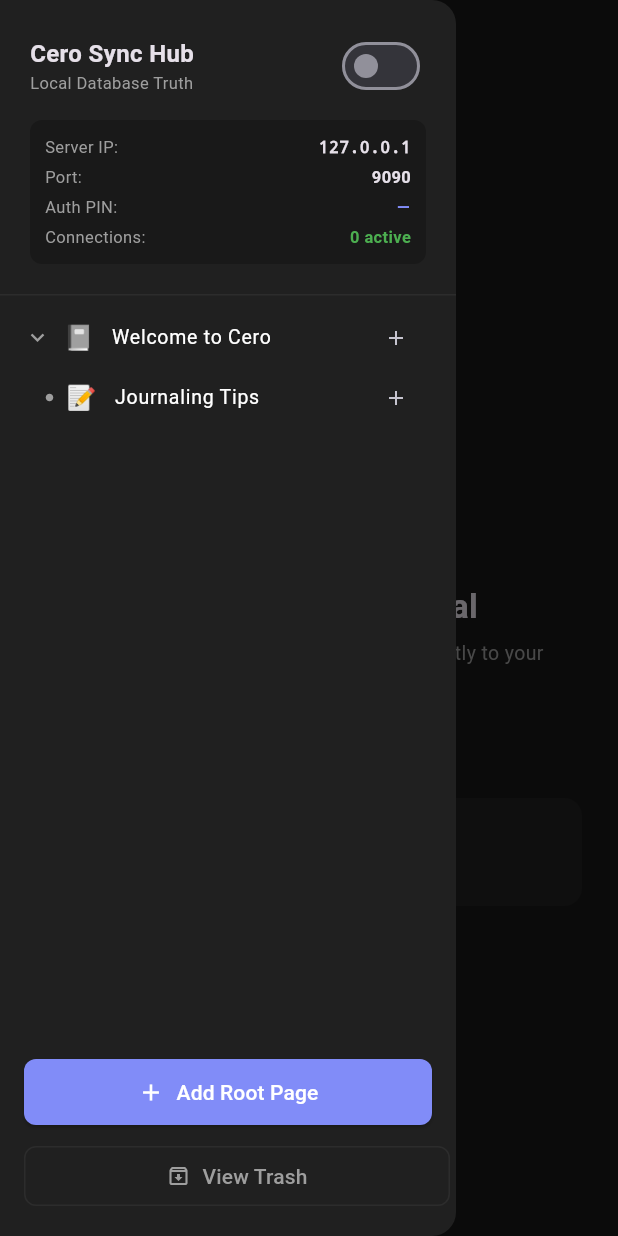
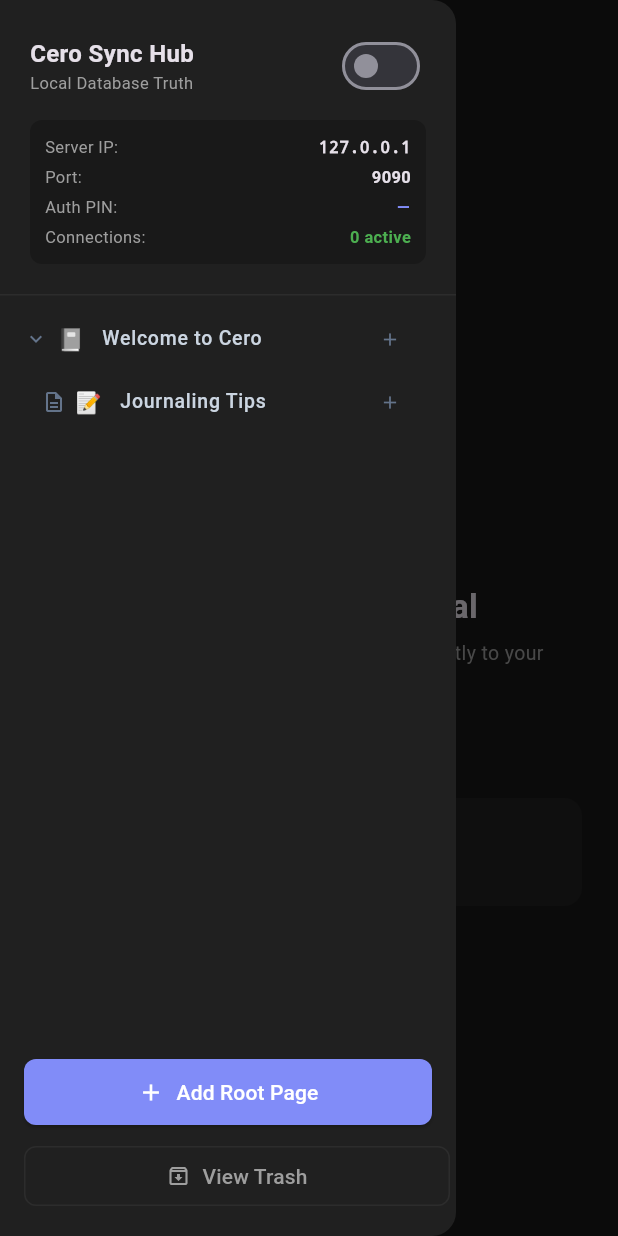
Before and after one commit to JohnEsleyer/Cero, a Flutter app: the screen it shows after launch, in the side drawer, after a tap on the "keyboard arrow right" icon, on a phone screen of 412 x 824 dp. Run offline on Flutter 3.47's test engine with Material 3 defaults, Android fonts, the phone set to English and light mode, and no system bars; our stand-ins replace flutter_markdown, sqflite_common_ffi; accounts and stored records are empty.

Commit message:
Real-time sync, Obsidian sidebar, breadcrumbs, empty screens, side pages redesign
- Add notifyListeners() in all card CRUD handlers for real-time UI sync
- Obsidian-style nested tree in left sidebar (description icons, indentation)
- Dynamic breadcrumb path in AppBar (Parent / Child / Current)
- Side pages as context-only (filtered from sidebar, right drawer)
- Side pages icon changed to view_sidebar_outlined
- Proper empty page screen with markdown/image/link shortcuts
- Bypass revision checks on remote updates for instant sync

```diff
--- a/lib/main.dart
+++ b/lib/main.dart
@@ -24,8 +24,8 @@ class MyApp extends StatelessWidget {
       title: 'Cero Journal',
       debugShowCheckedModeBanner: false,
       theme: ThemeData.dark().copyWith(
-        scaffoldBackgroundColor: const Color(0xFF191919), // Notion Dark
-        primaryColor: const Color(0xFF818CF8), // Soft Violet
+        scaffoldBackgroundColor: const Color(0xFF191919),
+        primaryColor: const Color(0xFF818CF8),
         colorScheme: ColorScheme.fromSeed(
           seedColor: const Color(0xFF818CF8),
           brightness: Brightness.dark,
@@ -59,26 +59,15 @@ class MainJournalScreen extends StatefulWidget {
 class _MainJournalScreenState extends State<MainJournalScreen> {
   late final ServerService _serverService;
 
-  // Selected page state
   DbPage? _selectedPage;
-
-  // Navigation State
   final Set<String> _expandedPageIds = {};
   bool _showArchived = false;
   List<DbPage> _archivedPages = [];
   final List<String> _navigationHistory = [];
-
-  // Text Editing Controllers
   final TextEditingController _titleController = TextEditingController();
   final FocusNode _titleFocusNode = FocusNode();
-
-  // Card state for current page
   List<models.Card> _pageCards = [];
-
-  // Side pages (contextual pages for current page)
   List<DbPage> _sidePages = [];
-
-  // Debounce timer for save operations
   Timer? _saveDebounceTimer;
 
   final List<String> _curatedEmojis = [
@@ -116,12 +105,12 @@ class _MainJournalScreenState extends State<MainJournalScreen> {
             _selectedPage = null;
             _navigationHistory.clear();
             _pageCards = [];
-          } else if (updatedPage.revision > _selectedPage!.revision) {
+          } else {
             _selectedPage = updatedPage;
             if (!_titleFocusNode.hasFocus) {
               _titleController.text = updatedPage.title;
+            }
             _loadCardsForPage(updatedPage.id);
-            }
           }
         }
 
@@ -176,7 +165,7 @@ class _MainJournalScreenState extends State<MainJournalScreen> {
               _serverService.approvePendingClient(index);
               Navigator.pop(ctx);
             },
-            style: ElevatedButton.styleFrom(backgroundColor: Color(0xFF818CF8)),
+            style: ElevatedButton.styleFrom(backgroundColor: const Color(0xFF818CF8)),
             child: const Text('Allow'),
           ),
         ],
@@ -202,7 +191,6 @@ class _MainJournalScreenState extends State<MainJournalScreen> {
   void _goBack() {
     while (_navigationHistory.isNotEmpty) {
       final prevId = _navigationHistory.removeLast();
-      // Check if page still exists and is not archived
       final exists = _serverService.pages.any((p) => p.id == prevId);
       if (exists) {
         final prevPage = _serverService.pages.firstWhere((p) => p.id == prevId);
@@ -231,7 +219,6 @@ class _MainJournalScreenState extends State<MainJournalScreen> {
   void _saveCurrentPage() {
     if (_selectedPage == null) return;
 
-    // Debounce: cancel any pending save and restart timer
     _saveDebounceTimer?.cancel();
     _saveDebounceTimer = Timer(const Duration(milliseconds: 500), () {
       _flushPendingSave();
@@ -252,7 +239,6 @@ class _MainJournalScreenState extends State<MainJournalScreen> {
       emoji: '📝',
     );
 
-    // Create the first markdown card for the new page
     final newPage = _serverService.pages.last;
     await _serverService.addCard(
       pageId: newPage.id,
@@ -324,7 +310,7 @@ class _MainJournalScreenState extends State<MainJournalScreen> {
                 onTap: () => Navigator.pop(ctx, ''),
               ),
               ...allPages
-                .where((p) => p.id != currentPage.id)
+                .where((p) => p.id != currentPage.id && p.relationType != 'sidepage')
                 .map((page) => ListTile(
                   dense: true,
                   leading: Text(page.emoji, style: const TextStyle(fontSize: 16)),
@@ -403,6 +389,115 @@ class _MainJournalScreenState extends State<MainJournalScreen> {
     );
   }
 
+  List<DbPage> _getPagePath(DbPage? page) {
+    if (page == null) return [];
+    final List<DbPage> path = [page];
+    String? parentId = page.parentId;
+    int depth = 0;
+    while (parentId != null && depth < 20) {
+      final pid = parentId;
+      final parents = _serverService.pages.where((p) => p.id == pid).toList();
+      if (parents.isNotEmpty) {
+        final parent = parents.first;
+        path.insert(0, parent);
+        parentId = parent.parentId;
+      } else {
+        break;
+      }
+      depth++;
+    }
+    return path;
+  }
+
+  Widget _buildAppBarTitle() {
+    if (_selectedPage == null) {
+      return Row(
+        children: [
+          const Text(
+            'Cero',
+            style: TextStyle(fontWeight: FontWeight.bold, letterSpacing: -0.5),
+          ),
+          const SizedBox(width: 8),
+          _buildLinkIndicator(),
+        ],
+      );
+    }
+
+    final path = _getPagePath(_selectedPage);
+    return Column(
+      crossAxisAlignment: CrossAxisAlignment.start,
+      mainAxisSize: MainAxisSize.min,
+      children: [
+        SingleChildScrollView(
+          scrollDirection: Axis.horizontal,
+          child: Row(
+            children: path.asMap().entries.map((entry) {
+              final index = entry.key;
+              final page = entry.value;
+              final isLast = index == path.length - 1;
+
+              return Row(
+                mainAxisSize: MainAxisSize.min,
+                children: [
+                  if (index > 0)
+                    const Padding(
+                      padding: EdgeInsets.symmetric(horizontal: 4.0),
+                      child: Text(
+                        '/',
+                        style: TextStyle(fontSize: 10, color: Colors.grey),
+                      ),
+                    ),
+                  Text(
+                    '${page.emoji} ${page.title.isEmpty ? 'Untitled' : page.title}',
+                    style: TextStyle(
+                      fontSize: 10,
+                      color: isLast ? const Color(0xFF818CF8) : Colors.grey,
+                      fontWeight: isLast ? FontWeight.bold : FontWeight.normal,
+                    ),
+                  ),
+                ],
+              );
+            }).toList(),
+          ),
+        ),
+        const SizedBox(height: 2),
+        Row(
+          children: [
+            Expanded(
+              child: Text(
+                _selectedPage!.title.isEmpty ? 'Untitled' : _selectedPage!.title,
+                style: const TextStyle(fontSize: 15, fontWeight: FontWeight.bold),
+                overflow: TextOverflow.ellipsis,
+              ),
+            ),
+            const SizedBox(width: 8),
+            _buildLinkIndicator(),
+          ],
+        ),
+      ],
+    );
+  }
+
+  Widget _buildLinkIndicator() {
+    return Container(
+      padding: const EdgeInsets.symmetric(horizontal: 5, vertical: 1.5),
+      decoration: BoxDecoration(
+        color: _serverService.isRunning
+            ? Colors.green.withValues(alpha: 0.1)
+            : Colors.grey.withValues(alpha: 0.1),
+        borderRadius: BorderRadius.circular(4),
+      ),
+      child: Text(
+        _serverService.isRunning ? 'LINK ON' : 'LINK OFF',
+        style: TextStyle(
+          fontSize: 8,
+          fontWeight: FontWeight.bold,
+          color: _serverService.isRunning ? Colors.green : Colors.grey,
+        ),
+      ),
+    );
+  }
+
   @override
   Widget build(BuildContext context) {
     final allPages = _serverService.pages;
@@ -417,47 +512,20 @@ class _MainJournalScreenState extends State<MainJournalScreen> {
                 onPressed: _goBack,
               )
             : null,
-        title: Row(
-          children: [
-            const Text(
-              'Cero',
-              style: TextStyle(fontWeight: FontWeight.bold, letterSpacing: -0.5),
-            ),
-            const SizedBox(width: 8),
-            Container(
-              padding: const EdgeInsets.symmetric(horizontal: 6, vertical: 2),
-              decoration: BoxDecoration(
-                color: _serverService.isRunning
-                    ? Colors.green.withOpacity(0.1)
-                    : Colors.grey.withOpacity(0.1),
-                borderRadius: BorderRadius.circular(4),
-              ),
-              child: Text(
-                _serverService.isRunning ? 'LINK ON' : 'LINK OFF',
-                style: TextStyle(
-                  fontSize: 10,
-                  fontWeight: FontWeight.bold,
-                  color: _serverService.isRunning ? Colors.green : Colors.grey,
-                ),
-              ),
-            ),
-          ],
-        ),
+        title: _buildAppBarTitle(),
         backgroundColor: const Color(0xFF191919),
         elevation: 0,
         actions: [
           if (_selectedPage != null) ...[
-            // Button to toggle the right context pages drawer
             Builder(
               builder: (context) => IconButton(
-                icon: const Icon(Icons.open_in_new),
+                icon: const Icon(Icons.view_sidebar_outlined),
                 tooltip: 'Context Pages',
                 onPressed: () {
                   Scaffold.of(context).openEndDrawer();
                 },
               ),
             ),
-            // Options Dropdown
             PopupMenuButton<String>(
               onSelected: (value) async {
                 if (value == 'delete') {
@@ -468,7 +536,7 @@ class _MainJournalScreenState extends State<MainJournalScreen> {
                   _createSubpage(_selectedPage!.id, relationType: 'sidepage');
                 } else if (value == 'move') {
                   _showMoveDialog();
-                } else                 if (value == 'close') {
+                } else if (value == 'close') {
                   setState(() {
                     _selectedPage = null;
                     _navigationHistory.clear();
@@ -545,10 +613,7 @@ class _MainJournalScreenState extends State<MainJournalScreen> {
         child: Column(
           crossAxisAlignment: CrossAxisAlignment.stretch,
           children: [
-            // Header with Sync Control
             _buildDrawerHeader(),
-
-            // Nested Pages List (or Archived Pages)
             Expanded(
               child: ListView(
                 padding: const EdgeInsets.symmetric(vertical: 8),
@@ -557,8 +622,6 @@ class _MainJournalScreenState extends State<MainJournalScreen> {
                     : rootPages.map((page) => _buildPageTreeNode(page, allPages, 0)).toList(),
               ),
             ),
-
-            // Sidebar Footer Actions
             Padding(
               padding: const EdgeInsets.fromLTRB(16, 8, 16, 4),
               child: ElevatedButton.icon(
@@ -605,7 +668,6 @@ class _MainJournalScreenState extends State<MainJournalScreen> {
     );
   }
 
-  // Right sidebar drawer showing a vertical list of subpages scrollable up to bottom
   Widget _buildSubpagesEndDrawer() {
     if (_selectedPage == null) return const SizedBox();
 
@@ -616,7 +678,6 @@ class _MainJournalScreenState extends State<MainJournalScreen> {
         child: Column(
           crossAxisAlignment: CrossAxisAlignment.stretch,
           children: [
-            // Header
             Container(
               padding: const EdgeInsets.all(14),
               decoration: const BoxDecoration(
@@ -638,8 +699,6 @@ class _MainJournalScreenState extends State<MainJournalScreen> {
                 ],
               ),
             ),
-
-            // Side pages list
             Expanded(
               child: _sidePages.isEmpty
                   ? const Center(
@@ -683,8 +742,6 @@ class _MainJournalScreenState extends State<MainJournalScreen> {
                       },
                     ),
             ),
-
-            // Add side page button
             Padding(
               padding: const EdgeInsets.all(12),
               child: OutlinedButton.icon(
@@ -814,13 +871,22 @@ class _MainJournalScreenState extends State<MainJournalScreen> {
     final isSelected = _selectedPage?.id == page.id;
 
     return Column(
+      crossAxisAlignment: CrossAxisAlignment.stretch,
       children: [
         Padding(
-          padding: EdgeInsets.only(left: depth * 14.0),
+          padding: EdgeInsets.only(left: depth * 12.0),
+          child: Container(
+            margin: const EdgeInsets.symmetric(horizontal: 8, vertical: 1),
+            decoration: BoxDecoration(
+              color: isSelected
+                  ? const Color(0xFF818CF8).withValues(alpha: 0.1)
+                  : Colors.transparent,
+              borderRadius: BorderRadius.circular(6),
+            ),
             child: ListTile(
               dense: true,
               visualDensity: VisualDensity.compact,
-            contentPadding: const EdgeInsets.symmetric(horizontal: 16),
+              contentPadding: const EdgeInsets.only(left: 8, right: 12),
               leading: Row(
                 mainAxisSize: MainAxisSize.min,
                 children: [
@@ -837,36 +903,40 @@ class _MainJournalScreenState extends State<MainJournalScreen> {
                     child: Icon(
                       hasChildren
                           ? (isExpanded ? Icons.keyboard_arrow_down : Icons.keyboard_arrow_right)
-                        : Icons.circle,
-                    size: hasChildren ? 18 : 6,
-                    color: Colors.grey,
+                          : Icons.description_outlined,
+                      size: 16,
+                      color: isSelected ? const Color(0xFF818CF8) : const Color(0xFF64748B),
                     ),
                   ),
-                const SizedBox(width: 8),
-                Text(page.emoji, style: const TextStyle(fontSize: 16)),
+                  const SizedBox(width: 6),
+                  Text(page.emoji, style: const TextStyle(fontSize: 14)),
                 ],
               ),
               title: Text(
                 page.title.isEmpty ? 'Untitled' : page.title,
                 style: TextStyle(
-                fontWeight: isSelected ? FontWeight.bold : FontWeight.normal,
-                color: isSelected ? const Color(0xFF818CF8) : Colors.white,
+                  fontSize: 13,
+                  fontWeight: isSelected ? FontWeight.w600 : FontWeight.w500,
+                  color: isSelected ? const Color(0xFF818CF8) : const Color(0xFFCBD5E1),
                 ),
                 overflow: TextOverflow.ellipsis,
               ),
               trailing: IconButton(
-              icon: const Icon(Icons.add, size: 16),
+                icon: const Icon(Icons.add, size: 14, color: Color(0xFF64748B)),
                 tooltip: 'Add subpage',
+                padding: EdgeInsets.zero,
+                constraints: const BoxConstraints(),
                 onPressed: () => _createSubpage(page.id),
               ),
               onTap: () {
-              Navigator.pop(context); // Close Drawer
+                Navigator.pop(context);
                 _selectPage(page);
               },
             ),
           ),
+        ),
         if (hasChildren && isExpanded)
-          ...children.map((child) => _buildPageTreeNode(child, allPages, depth + 1)).toList(),
+          ...children.map((child) => _buildPageTreeNode(child, allPages, depth + 1)),
       ],
     );
   }
@@ -1031,7 +1101,6 @@ class _MainJournalScreenState extends State<MainJournalScreen> {
     return Column(
       crossAxisAlignment: CrossAxisAlignment.stretch,
       children: [
-        // Page Header (Emoji + Title)
         Container(
           padding: const EdgeInsets.fromLTRB(20, 16, 20, 8),
           child: Row(
@@ -1041,7 +1110,7 @@ class _MainJournalScreenState extends State<MainJournalScreen> {
                 child: Container(
                   padding: const EdgeInsets.all(6),
                   decoration: BoxDecoration(
-                    color: Colors.white.withOpacity(0.03),
+                    color: Colors.white.withValues(alpha: 0.03),
                     borderRadius: BorderRadius.circular(8),
                   ),
                   child: Text(
@@ -1070,8 +1139,6 @@ class _MainJournalScreenState extends State<MainJournalScreen> {
             ],
           ),
         ),
-
-        // Card Column
         Expanded(
           child: CardColumn(
             cards: _pageCards,
--- a/lib/services/server_service.dart
+++ b/lib/services/server_service.dart
@@ -683,6 +683,7 @@ class ServerService extends ChangeNotifier {
         'type': 'add_card',
         'item': card.toMap(),
       });
+      notifyListeners();
     } catch (e) {
       debugPrint('Error inserting card: $e');
     }
@@ -711,6 +712,7 @@ class ServerService extends ChangeNotifier {
         'type': 'update_card',
         'item': card.toMap(),
       });
+      notifyListeners();
     } catch (e) {
       debugPrint('Error updating card: $e');
     }
@@ -729,7 +731,6 @@ class ServerService extends ChangeNotifier {
 
   Future<void> _deleteCard(String cardId, {required bool fromRemote}) async {
     try {
-      // Look up page_id before deleting so we can include it in the broadcast
       final card = await _dbService.getCard(cardId);
       final pageId = card?.pageId ?? '';
 
@@ -740,6 +741,7 @@ class ServerService extends ChangeNotifier {
         'id': cardId,
         'page_id': pageId,
       });
+      notifyListeners();
     } catch (e) {
       debugPrint('Error deleting card: $e');
     }
@@ -754,6 +756,7 @@ class ServerService extends ChangeNotifier {
         'page_id': pageId,
         'order': cardIds,
       });
+      notifyListeners();
     } catch (e) {
       debugPrint('Error reordering cards: $e');
     }
```
Also changed, not shown: lib/widgets/card_column.dart (+74 -0 lines). Lines whose indentation alone changed are shown as unchanged.
